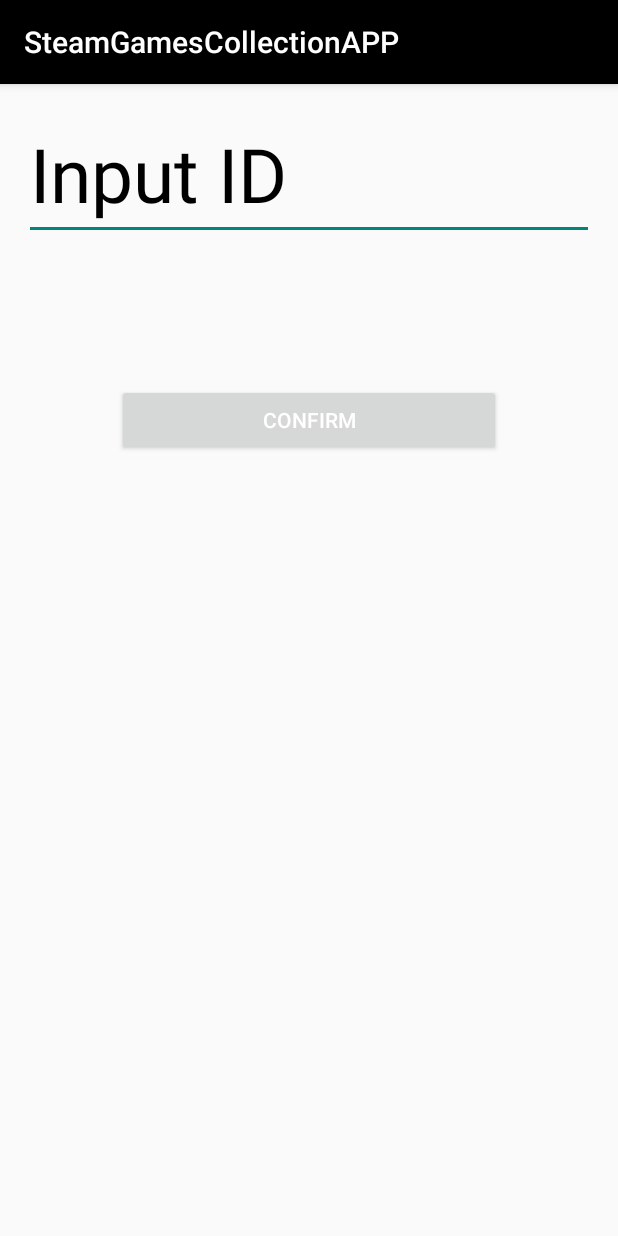
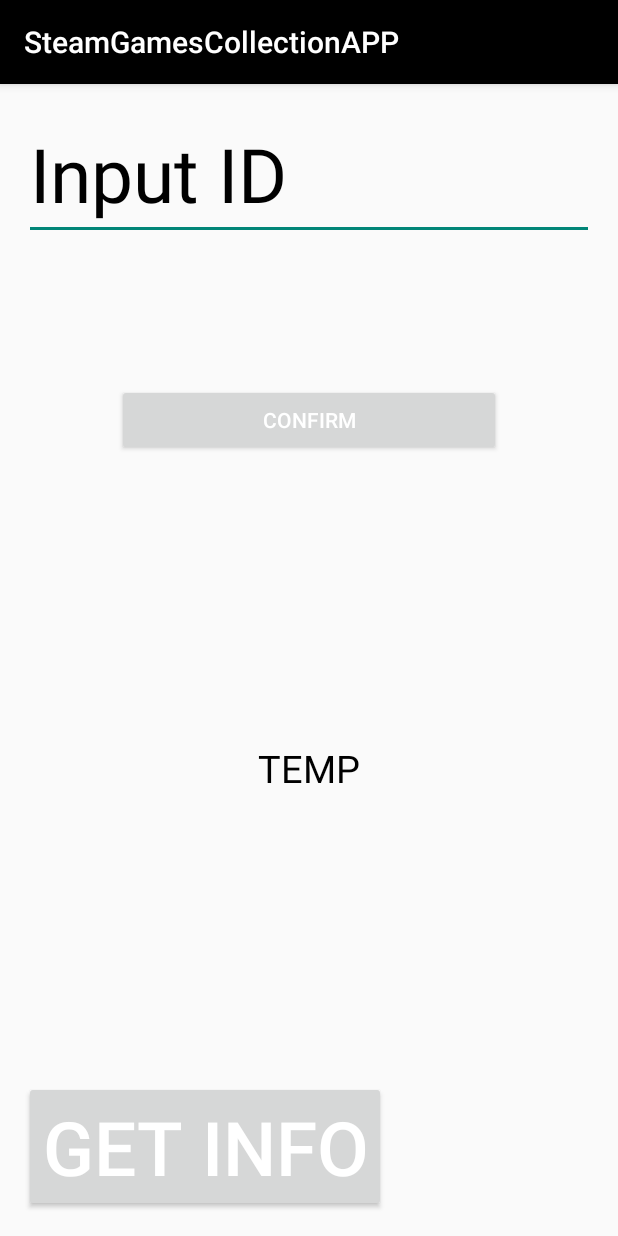
Before and after one commit to piskun-aleksei/SteamGamesCollectionAPP, an Android app: the screen it shows after launch (InputActivity), on a phone screen of 412 x 824 dp. Run offline under Robolectric (Android 15) with nearby library versions, the phone set to English and light mode, and no system bars.

Commit message:
Added JSON parsing (still not working)

```diff
--- a/app/src/main/java/com/a_piskun/steamgamescollectionapp/InputActivity.java
+++ b/app/src/main/java/com/a_piskun/steamgamescollectionapp/InputActivity.java
@@ -1,17 +1,29 @@
 package com.a_piskun.steamgamescollectionapp;
 
 import android.content.Intent;
+import android.os.Bundle;
 import android.support.v7.app.AppCompatActivity;
-import android.os.Bundle;
 import android.view.View;
 import android.widget.Button;
 import android.widget.EditText;
+import android.widget.TextView;
+
+import java.io.File;
+import java.io.IOException;
+import java.net.MalformedURLException;
+import java.net.URL;
+import java.net.URLConnection;
+import java.util.ArrayList;
 
 public class InputActivity extends AppCompatActivity {
     public final static String EXTRA_MESSAGE = "com.a_piskun.steamgamescollectionapp.MESSAGE";
-    Button confirm_id_button;
+    Button confirm_id_button, get_info_button;
     EditText id_input_field;
-
+    TextView json_message;
+    File steam_api;
+    String profile_url;
+    StringBuilder profile_url_builder;
+    String BASE_URL = "http://api.steampowered.com/ISteamUser/GetPlayerSummaries/v0002/?key=6FA27B723BB28AFB78D820A2C4C6DBD6&steamids=";
 
     @Override
     protected void onCreate(Bundle savedInstanceState) {
@@ -19,8 +31,15 @@ public class InputActivity extends AppCompatActivity {
         setContentView(R.layout.activity_input);
 
         confirm_id_button = (Button) findViewById(R.id.confirm_id_button);
+        get_info_button = (Button) findViewById(R.id.get_info_button);
 
         id_input_field = (EditText) findViewById(R.id.id_input_field);
+
+        json_message = (TextView) findViewById(R.id.json_message);
+
+        profile_url_builder = new StringBuilder("");
+
+        profile_url_builder.append(BASE_URL);
 
         confirm_id_button.setOnClickListener(new View.OnClickListener() {
             @Override
@@ -31,5 +50,49 @@ public class InputActivity extends AppCompatActivity {
                 startActivity(choose_intent);
             }
         });
+
+        get_info_button.setOnClickListener(new View.OnClickListener() {
+            @Override
+            public void onClick(View v) {
+                profile_url_builder.append(id_input_field.getText().toString());
+                profile_url = profile_url_builder.toString();
+                ArrayList<String> strings = new ArrayList<String>();
+                get_json_file("test");
+              //  json_message.setText(strings.get(0));
+                //id_input_field.setText(profile_url);
+            }
+        });
     }
+
+    private void get_json_file(String json_url){
+        //ArrayList<String> listItems = new ArrayList<String>();
+        try {
+            URL steam_api = new URL(
+                    "http://api.steampowered.com/ISteamUser/GetPlayerSummaries/v0002/?key=6FA27B723BB28AFB78D820A2C4C6DBD6&steamids=76561197986648105.json");
+            URLConnection tc = steam_api.openConnection();
+            String test = tc.getInputStream().toString();
+
+           /* String line;
+            while ((line = in.readLine()) != null) {
+                JSONArray ja = new JSONArray(line);
+
+                //for (int i = 0; i < ja.length(); i++) {
+                    JSONObject jo = (JSONObject) ja.get(0);
+                    listItems.add(jo.getString("response"));
+                //}
+            }*/
+        } catch (MalformedURLException e) {
+            // TODO Auto-generated catch block
+            e.printStackTrace();
+        } catch (IOException e) {
+            // TODO Auto-generated catch block
+            e.printStackTrace();
+        } /*catch (JSONException e) {
+            // TODO Auto-generated catch block
+            e.printStackTrace();
+        }*/
+
+        //return listItems;
+    }
+
 }
--- a/app/src/main/res/layout/activity_input.xml
+++ b/app/src/main/res/layout/activity_input.xml
@@ -28,4 +28,30 @@
         android:layout_below="@+id/id_input_field"
         android:layout_centerHorizontal="true"
         android:minWidth="256dp" />
+
+    <Button
+        android:layout_width="wrap_content"
+        android:layout_height="wrap_content"
+        android:text="Get info"
+        android:id="@+id/get_info_button"
+        android:layout_alignParentBottom="true"
+        android:layout_alignParentLeft="true"
+        android:layout_alignParentStart="true"
+        android:textSize="50dp" />
+
+    <TextView
+        android:layout_width="wrap_content"
+        android:layout_height="wrap_content"
+        android:textAppearance="?android:attr/textAppearanceLarge"
+        android:text="TEMP"
+        android:id="@+id/json_message"
+        android:textSize="25dp"
+        android:textColor="#000000"
+        android:layout_below="@+id/confirm_id_button"
+        android:layout_above="@+id/get_info_button"
+        android:layout_alignParentLeft="true"
+        android:layout_alignParentStart="true"
+        android:layout_alignRight="@+id/id_input_field"
+        android:layout_alignEnd="@+id/id_input_field"
+        android:gravity="center_vertical|center_horizontal" />
 </RelativeLayout>
```
